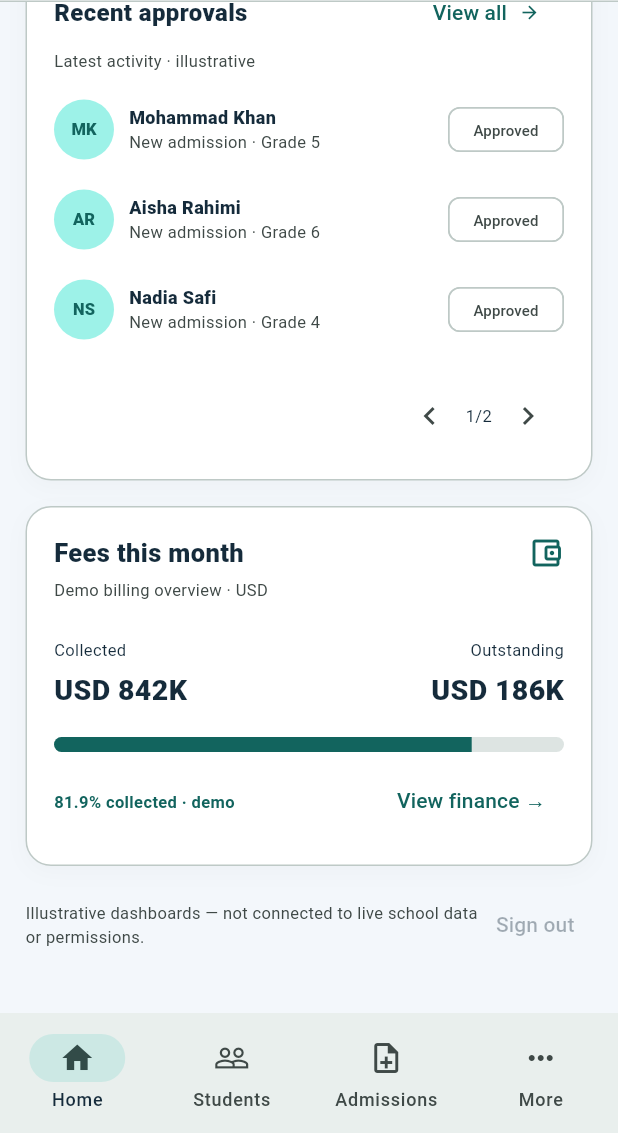
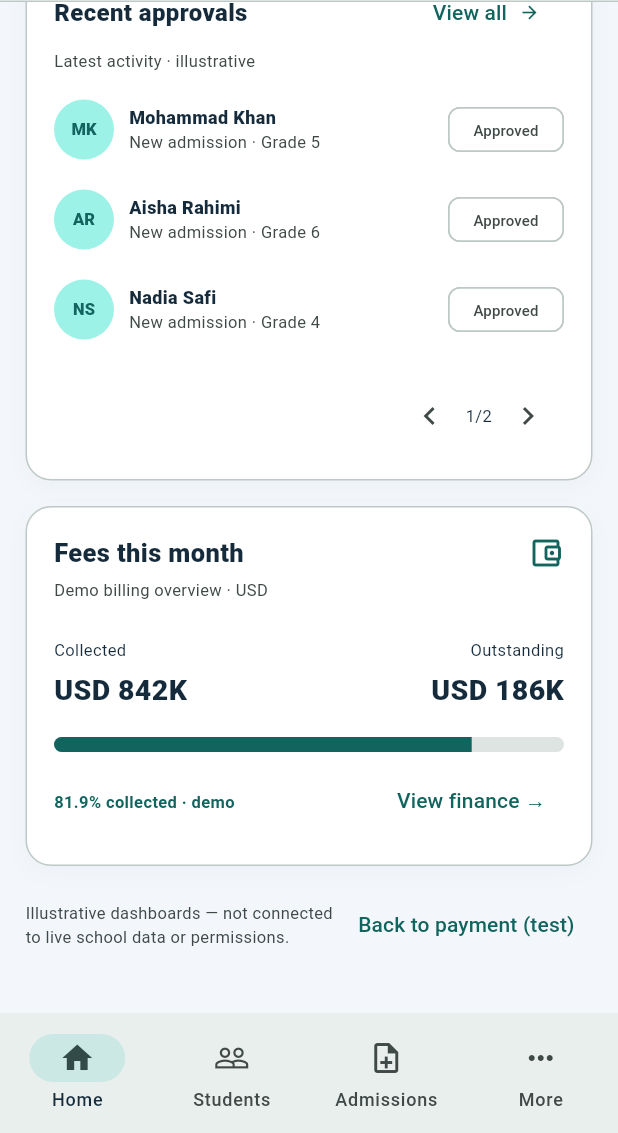
Before and after one commit to yunusyosaf399/pohantoonai, a Flutter app: the SchoolDashboardSetupPreview screen opened directly with empty values, scrolled down 2278 dp, on a phone screen of 412 x 824 dp, the part 103-1236 px from its top. Run offline on Flutter 3.47's test engine with Material 3 defaults, Android fonts, the phone set to English and light mode, and no system bars; our stand-ins replace shared_preferences, supabase_flutter; missing offline and left inert: file_selector; accounts and stored records are empty; network calls fail.

Commit message:
refine(onboarding): direct dashboard CTA, stable auth reentry, in-dashboard profile and legacy test links

```diff
--- a/lib/features/onboarding/presentation/school_dashboard_setup_preview.dart
+++ b/lib/features/onboarding/presentation/school_dashboard_setup_preview.dart
@@ -193,7 +193,7 @@ class _SchoolDashboardSetupPreviewState
     itemBuilder: (_) => const [
       PopupMenuItem(value:'school',child:ListTile(
         leading:Icon(Icons.apartment_outlined),
-        title:Text('School profile & logo'))),
+        title:Text('Edit school details'))),
       PopupMenuItem(value:'owner',child:ListTile(
         leading:Icon(Icons.person_outline),
         title:Text('Owner & security settings'))),
@@ -916,9 +916,11 @@ class _SchoolDashboardSetupPreviewState
                 style:TextStyle(fontSize:11,
                   color:colors.onSurfaceVariant))),
               TextButton(
-                key:const Key('dashboard-sign-out'),
-                onPressed:widget.onSignOut,
-                child:const Text('Sign out')),
+                key:Key(widget.onSignOut==null
+                  ? 'dashboard-back-to-payment' : 'dashboard-sign-out'),
+                onPressed:widget.onSignOut ?? widget.onBack,
+                child:Text(widget.onSignOut==null
+                  ? 'Back to payment (test)' : 'Sign out')),
             ]),
           ],
         ),
```
